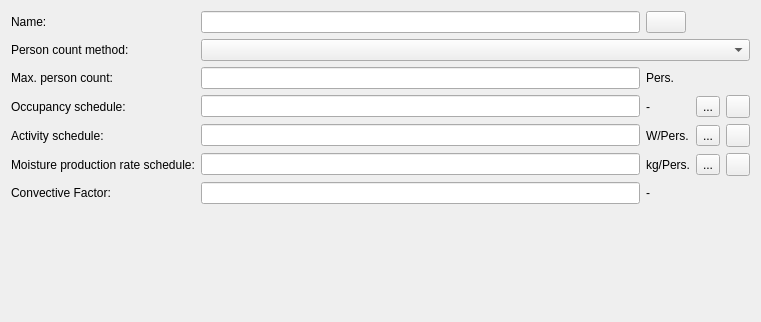
Above: SIM-VICUS/src/SVDBInternalLoadsPersonEditWidget.ui from Brockaaa/SIM-VICUS before the change. Below: the same form after it.
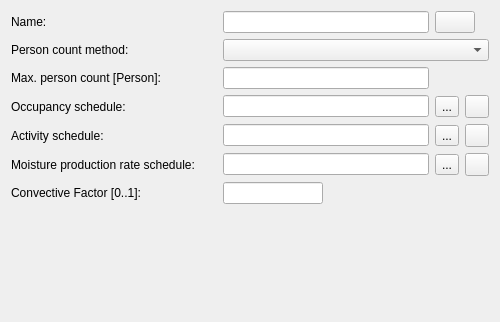
That is the form after the change. Icons and pictures are not drawn. Custom widgets are drawn as their Qt base class.

What changed in the file:
```diff
--- a/SIM-VICUS/src/SVDBInternalLoadsPersonEditWidget.ui
+++ b/SIM-VICUS/src/SVDBInternalLoadsPersonEditWidget.ui
@@ -6,7 +6,7 @@
    <rect>
     <x>0</x>
     <y>0</y>
-    <width>761</width>
+    <width>500</width>
     <height>322</height>
    </rect>
   </property>
@@ -19,22 +19,7 @@
   <property name="windowTitle">
    <string>Form</string>
   </property>
-  <layout class="QGridLayout" name="gridLayoutMaster" columnstretch="0,1,0,0,0">
-   <item row="5" column="4">
-    <widget class="QToolButton" name="toolButtonRemoveMoistureRateSchedule">
-     <property name="icon">
-      <iconset resource="../resources/SIM-VICUS.qrc">
-       <normaloff>:/gfx/actions/24x24/minus.png</normaloff>:/gfx/actions/24x24/minus.png</iconset>
-     </property>
-    </widget>
-   </item>
-   <item row="2" column="0">
-    <widget class="QLabel" name="labelPersonCount">
-     <property name="text">
-      <string>Max. person count:</string>
-     </property>
-    </widget>
-   </item>
+  <layout class="QGridLayout" name="gridLayoutMaster">
    <item row="0" column="0">
     <widget class="QLabel" name="labelDisplayName">
      <property name="minimumSize">
@@ -48,6 +33,19 @@
      </property>
     </widget>
    </item>
+   <item row="0" column="1">
+    <widget class="QtExt::LanguageStringEditWidget1" name="lineEditName"/>
+   </item>
+   <item row="0" column="2" colspan="2">
+    <widget class="QtExt::ColorButton" name="pushButtonColor">
+     <property name="sizePolicy">
+      <sizepolicy hsizetype="Fixed" vsizetype="Fixed">
+       <horstretch>0</horstretch>
+       <verstretch>0</verstretch>
+      </sizepolicy>
+     </property>
+    </widget>
+   </item>
    <item row="1" column="0">
     <widget class="QLabel" name="labelCategory_2">
      <property name="minimumSize">
@@ -61,27 +59,18 @@
      </property>
     </widget>
    </item>
-   <item row="3" column="3">
-    <widget class="QToolButton" name="toolButtonSelectOccupancy">
-     <property name="text">
-      <string>...</string>
-     </property>
-    </widget>
+   <item row="1" column="1" colspan="3">
+    <widget class="QComboBox" name="comboBoxPersonMethod"/>
    </item>
-   <item row="5" column="3">
-    <widget class="QToolButton" name="toolButtonSelectMoistureRate">
+   <item row="2" column="0">
+    <widget class="QLabel" name="labelPersonCount">
      <property name="text">
-      <string>...</string>
+      <string>Max. person count [Person]:</string>
      </property>
     </widget>
    </item>
-   <item row="3" column="4">
-    <widget class="QToolButton" name="toolButtonRemoveOccupancySchedule">
-     <property name="icon">
-      <iconset resource="../resources/SIM-VICUS.qrc">
-       <normaloff>:/gfx/actions/24x24/minus.png</normaloff>:/gfx/actions/24x24/minus.png</iconset>
-     </property>
-    </widget>
+   <item row="2" column="1">
+    <widget class="QtExt::ValidatingLineEdit" name="lineEditPersonCount"/>
    </item>
    <item row="3" column="0">
     <widget class="QLabel" name="labelDisplayName_2">
@@ -109,34 +98,56 @@
      </property>
     </widget>
    </item>
-   <item row="4" column="4">
-    <widget class="QToolButton" name="toolButtonRemoveActivitySchedule">
+   <item row="3" column="2">
+    <widget class="QToolButton" name="toolButtonSelectOccupancy">
+     <property name="text">
+      <string>...</string>
+     </property>
+    </widget>
+   </item>
+   <item row="3" column="3">
+    <widget class="QToolButton" name="toolButtonRemoveOccupancySchedule">
      <property name="icon">
       <iconset resource="../resources/SIM-VICUS.qrc">
        <normaloff>:/gfx/actions/24x24/minus.png</normaloff>:/gfx/actions/24x24/minus.png</iconset>
      </property>
     </widget>
    </item>
-   <item row="5" column="1">
-    <widget class="QLineEdit" name="lineEditMoistureRateScheduleName">
+   <item row="4" column="0">
+    <widget class="QLabel" name="labelDisplayName_3">
+     <property name="minimumSize">
+      <size>
+       <width>60</width>
+       <height>0</height>
+      </size>
+     </property>
+     <property name="text">
+      <string>Activity schedule:</string>
+     </property>
+    </widget>
+   </item>
+   <item row="4" column="1">
+    <widget class="QLineEdit" name="lineEditActivityScheduleName">
      <property name="readOnly">
       <bool>true</bool>
      </property>
     </widget>
    </item>
-   <item row="2" column="1">
-    <widget class="QtExt::ValidatingLineEdit" name="lineEditPersonCount"/>
-   </item>
-   <item row="7" column="0" colspan="5">
-    <widget class="QwtPlot" name="widgetPlot" native="true"/>
-   </item>
-   <item row="4" column="3">
+   <item row="4" column="2">
     <widget class="QToolButton" name="toolButtonSelectActivity">
      <property name="text">
       <string>...</string>
      </property>
     </widget>
    </item>
+   <item row="4" column="3">
+    <widget class="QToolButton" name="toolButtonRemoveActivitySchedule">
+     <property name="icon">
+      <iconset resource="../resources/SIM-VICUS.qrc">
+       <normaloff>:/gfx/actions/24x24/minus.png</normaloff>:/gfx/actions/24x24/minus.png</iconset>
+     </property>
+    </widget>
+   </item>
    <item row="5" column="0">
     <widget class="QLabel" name="labelMoistProd">
      <property name="minimumSize">
@@ -150,10 +161,32 @@
      </property>
     </widget>
    </item>
+   <item row="5" column="1">
+    <widget class="QLineEdit" name="lineEditMoistureRateScheduleName">
+     <property name="readOnly">
+      <bool>true</bool>
+     </property>
+    </widget>
+   </item>
+   <item row="5" column="2">
+    <widget class="QToolButton" name="toolButtonSelectMoistureRate">
+     <property name="text">
+      <string>...</string>
+     </property>
+    </widget>
+   </item>
+   <item row="5" column="3">
+    <widget class="QToolButton" name="toolButtonRemoveMoistureRateSchedule">
+     <property name="icon">
+      <iconset resource="../resources/SIM-VICUS.qrc">
+       <normaloff>:/gfx/actions/24x24/minus.png</normaloff>:/gfx/actions/24x24/minus.png</iconset>
+     </property>
+    </widget>
+   </item>
    <item row="6" column="0">
     <widget class="QLabel" name="labelConvectiveFactor">
      <property name="text">
-      <string>Convective Factor:</string>
+      <string>Convective Factor [0..1]:</string>
      </property>
     </widget>
    </item>
@@ -161,82 +194,14 @@
     <widget class="QtExt::ValidatingLineEdit" name="lineEditConvectiveFactor">
      <property name="maximumSize">
       <size>
-       <width>16777215</width>
+       <width>100</width>
        <height>16777215</height>
       </size>
      </property>
     </widget>
    </item>
-   <item row="1" column="1" colspan="4">
-    <widget class="QComboBox" name="comboBoxPersonMethod"/>
-   </item>
-   <item row="0" column="1">
-    <widget class="QtExt::LanguageStringEditWidget1" name="lineEditName"/>
-   </item>
-   <item row="4" column="0">
-    <widget class="QLabel" name="labelDisplayName_3">
-     <property name="minimumSize">
-      <size>
-       <width>60</width>
-       <height>0</height>
-      </size>
-     </property>
-     <property name="text">
-      <string>Activity schedule:</string>
-     </property>
-    </widget>
-   </item>
-   <item row="4" column="1">
-    <widget class="QLineEdit" name="lineEditActivityScheduleName">
-     <property name="readOnly">
-      <bool>true</bool>
-     </property>
-    </widget>
-   </item>
-   <item row="3" column="2">
-    <widget class="QLabel" name="label">
-     <property name="text">
-      <string>-</string>
-     </property>
-    </widget>
-   </item>
-   <item row="2" column="2" colspan="3">
-    <widget class="QLabel" name="labelPersonCountUnit">
-     <property name="text">
-      <string>Pers.</string>
-     </property>
-    </widget>
-   </item>
-   <item row="4" column="2">
-    <widget class="QLabel" name="label_2">
-     <property name="text">
-      <string>W/Pers.</string>
-     </property>
-    </widget>
-   </item>
-   <item row="5" column="2">
-    <widget class="QLabel" name="label_3">
-     <property name="text">
-      <string>kg/Pers.</string>
-     </property>
-    </widget>
-   </item>
-   <item row="6" column="2" colspan="3">
-    <widget class="QLabel" name="labelConvectiveFactor_2">
-     <property name="text">
-      <string>-</string>
-     </property>
-    </widget>
-   </item>
-   <item row="0" column="2">
-    <widget class="QtExt::ColorButton" name="pushButtonColor">
-     <property name="sizePolicy">
-      <sizepolicy hsizetype="Fixed" vsizetype="Fixed">
-       <horstretch>0</horstretch>
-       <verstretch>0</verstretch>
-      </sizepolicy>
-     </property>
-    </widget>
+   <item row="7" column="0" colspan="4">
+    <widget class="QwtPlot" name="widgetPlot" native="true"/>
    </item>
   </layout>
  </widget>
@@ -249,19 +214,16 @@
     <signal>editingFinishedSuccessfully()</signal>
    </slots>
   </customwidget>
-  <customwidget>
-   <class>QtExt::LanguageStringEditWidget1</class>
-   <extends>QLineEdit</extends>
-   <header location="global">QtExt_LanguageStringEditWidget1.h</header>
-   <container>1</container>
-  </customwidget>
   <customwidget>
    <class>QtExt::ColorButton</class>
    <extends>QPushButton</extends>
    <header location="global">QtExt_ColorButton.h</header>
-   <slots>
-    <signal>colorChanged()</signal>
-   </slots>
+  </customwidget>
+  <customwidget>
+   <class>QtExt::LanguageStringEditWidget1</class>
+   <extends>QLineEdit</extends>
+   <header location="global">QtExt_LanguageStringEditWidget1.h</header>
+   <container>1</container>
   </customwidget>
   <customwidget>
    <class>QwtPlot</class>
```
